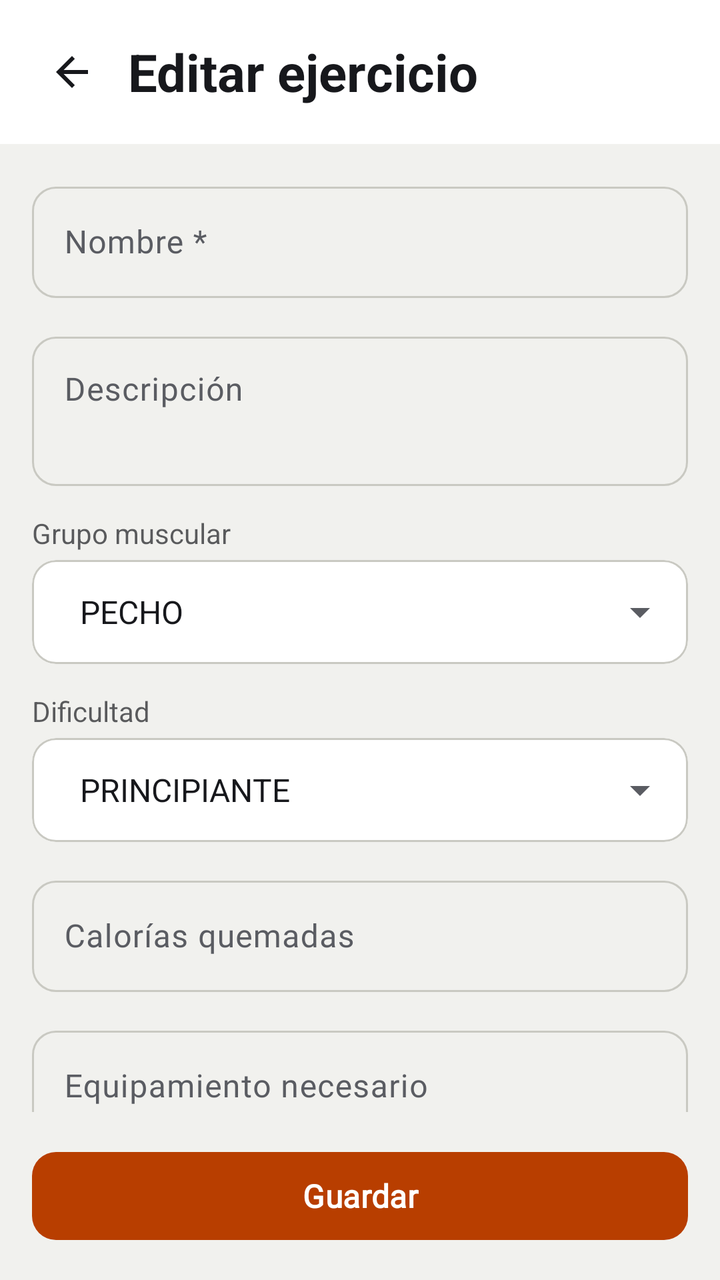
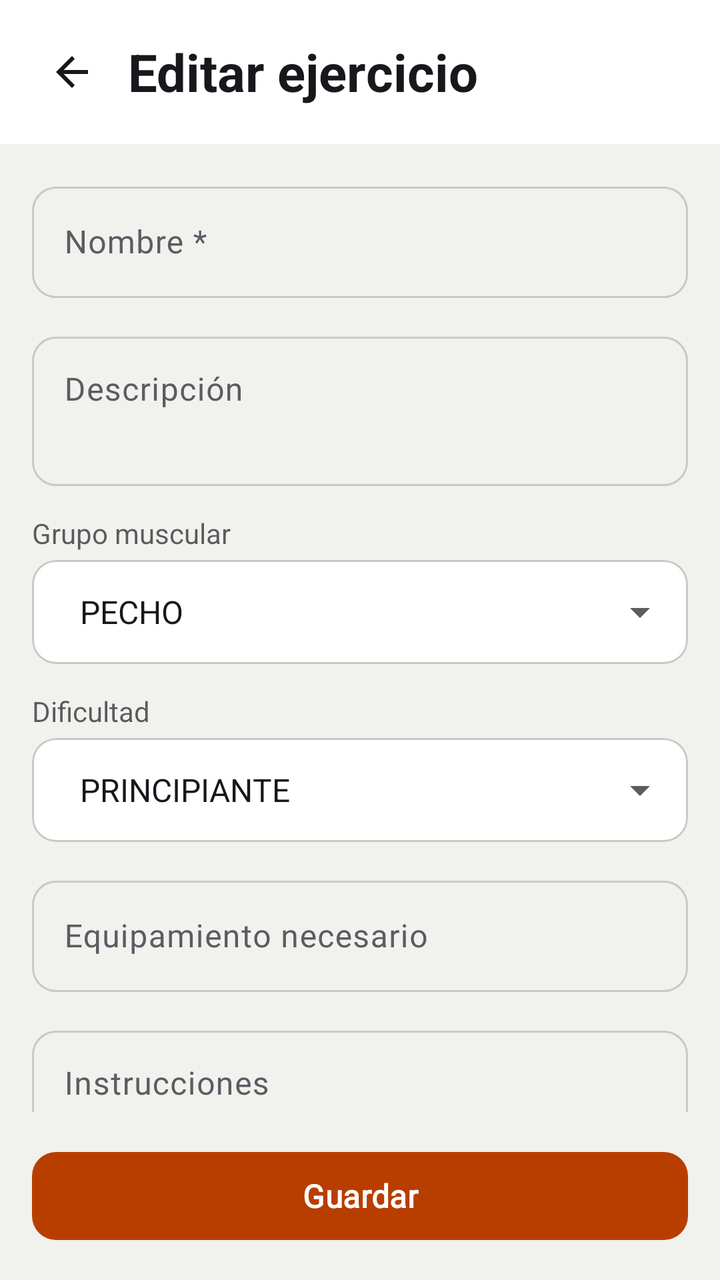

The first picture is an Android layout as it rendered before a commit; the second is the same layout after the commit. The layout source and the unified diff follow.
<!-- AndroidManifest.xml: application theme Theme.GymProFit -->
<!-- res/layout/activity_editar_ejercicio_admin.xml -->
<?xml version="1.0" encoding="utf-8"?>
<LinearLayout xmlns:android="http://schemas.android.com/apk/res/android"
    xmlns:app="http://schemas.android.com/apk/res-auto"
    android:layout_width="match_parent"
    android:layout_height="match_parent"
    android:orientation="vertical"
    android:background="?attr/android:colorBackground">

    
    <LinearLayout
        android:layout_width="match_parent"
        android:layout_height="wrap_content"
        android:orientation="horizontal"
        android:gravity="center_vertical"
        android:padding="16dp"
        android:paddingBottom="12dp"
        android:background="?attr/colorSurface">

        <ImageView
            android:id="@+id/btnBack"
            android:layout_width="40dp"
            android:layout_height="40dp"
            android:src="@drawable/ic_arrow_back"
            android:padding="8dp"
            android:background="?attr/selectableItemBackgroundBorderless"
            android:clickable="true"
            android:focusable="true"
            android:contentDescription="@null" />

        <TextView
            android:layout_width="0dp"
            android:layout_height="wrap_content"
            android:layout_weight="1"
            android:layout_marginStart="8dp"
            android:text="@string/admin_editar_ejercicio_titulo"
            android:textSize="@dimen/text_headline"
            android:textStyle="bold"
            android:textColor="?attr/colorOnSurface" />

    </LinearLayout>

    <androidx.core.widget.NestedScrollView
        android:layout_width="match_parent"
        android:layout_height="0dp"
        android:layout_weight="1">

        <LinearLayout
            android:layout_width="match_parent"
            android:layout_height="wrap_content"
            android:orientation="vertical"
            android:padding="16dp">

            
            <com.google.android.material.textfield.TextInputLayout
                android:layout_width="match_parent"
                android:layout_height="wrap_content"
                android:layout_marginBottom="14dp"
                android:hint="@string/admin_campo_nombre"
                style="@style/Widget.Material3.TextInputLayout.OutlinedBox"
                app:boxCornerRadiusTopStart="12dp"
                app:boxCornerRadiusTopEnd="12dp"
                app:boxCornerRadiusBottomStart="12dp"
                app:boxCornerRadiusBottomEnd="12dp">

                <com.google.android.material.textfield.TextInputEditText
                    android:id="@+id/etNombre"
                    android:layout_width="match_parent"
                    android:layout_height="wrap_content"
                    android:inputType="textCapSentences" />

            </com.google.android.material.textfield.TextInputLayout>

            
            <com.google.android.material.textfield.TextInputLayout
                android:layout_width="match_parent"
                android:layout_height="wrap_content"
                android:layout_marginBottom="14dp"
                android:hint="@string/admin_campo_descripcion"
                style="@style/Widget.Material3.TextInputLayout.OutlinedBox"
                app:boxCornerRadiusTopStart="12dp"
                app:boxCornerRadiusTopEnd="12dp"
                app:boxCornerRadiusBottomStart="12dp"
                app:boxCornerRadiusBottomEnd="12dp">

                <com.google.android.material.textfield.TextInputEditText
                    android:id="@+id/etDescripcion"
                    android:layout_width="match_parent"
                    android:layout_height="wrap_content"
                    android:inputType="textMultiLine|textCapSentences"
                    android:minLines="2"
                    android:gravity="top" />

            </com.google.android.material.textfield.TextInputLayout>

            
            <TextView
                android:layout_width="wrap_content"
                android:layout_height="wrap_content"
                android:text="@string/admin_campo_grupo"
                android:textSize="@dimen/text_label"
                android:textColor="?attr/colorOnSurface"
                android:alpha="0.7"
                android:layout_marginBottom="4dp" />

            <com.google.android.material.card.MaterialCardView
                android:layout_width="match_parent"
                android:layout_height="wrap_content"
                android:layout_marginBottom="14dp"
                app:cardCornerRadius="12dp"
                app:cardElevation="0dp"
                app:cardBackgroundColor="?attr/colorSurface"
                app:strokeWidth="1dp"
                app:strokeColor="?attr/colorOutlineVariant">

                <Spinner
                    android:id="@+id/spGrupoMuscular"
                    android:layout_width="match_parent"
                    android:layout_height="52dp"
                    android:paddingStart="16dp"
                    android:paddingEnd="16dp"
                    android:entries="@array/grupos_musculares" />

            </com.google.android.material.card.MaterialCardView>

            
            <TextView
                android:layout_width="wrap_content"
                android:layout_height="wrap_content"
                android:text="@string/admin_campo_dificultad"
                android:textSize="@dimen/text_label"
                android:textColor="?attr/colorOnSurface"
                android:alpha="0.7"
                android:layout_marginBottom="4dp" />

            <com.google.android.material.card.MaterialCardView
                android:layout_width="match_parent"
                android:layout_height="wrap_content"
                android:layout_marginBottom="14dp"
                app:cardCornerRadius="12dp"
                app:cardElevation="0dp"
                app:cardBackgroundColor="?attr/colorSurface"
                app:strokeWidth="1dp"
                app:strokeColor="?attr/colorOutlineVariant">

                <Spinner
                    android:id="@+id/spDificultad"
                    android:layout_width="match_parent"
                    android:layout_height="52dp"
                    android:paddingStart="16dp"
                    android:paddingEnd="16dp"
                    android:entries="@array/niveles" />

            </com.google.android.material.card.MaterialCardView>

            
            <com.google.android.material.textfield.TextInputLayout
                android:layout_width="match_parent"
                android:layout_height="wrap_content"
                android:layout_marginBottom="14dp"
                android:hint="@string/admin_campo_calorias_ejercicio"
                style="@style/Widget.Material3.TextInputLayout.OutlinedBox"
                app:boxCornerRadiusTopStart="12dp"
                app:boxCornerRadiusTopEnd="12dp"
                app:boxCornerRadiusBottomStart="12dp"
                app:boxCornerRadiusBottomEnd="12dp">

                <com.google.android.material.textfield.TextInputEditText
                    android:id="@+id/etCalorias"
                    android:layout_width="match_parent"
                    android:layout_height="wrap_content"
                    android:inputType="number" />

            </com.google.android.material.textfield.TextInputLayout>

            
            <com.google.android.material.textfield.TextInputLayout
                android:layout_width="match_parent"
                android:layout_height="wrap_content"
                android:layout_marginBottom="14dp"
                android:hint="@string/admin_campo_equipo"
                style="@style/Widget.Material3.TextInputLayout.OutlinedBox"
                app:boxCornerRadiusTopStart="12dp"
                app:boxCornerRadiusTopEnd="12dp"
                app:boxCornerRadiusBottomStart="12dp"
                app:boxCornerRadiusBottomEnd="12dp">

                <com.google.android.material.textfield.TextInputEditText
                    android:id="@+id/etEquipo"
                    android:layout_width="match_parent"
                    android:layout_height="wrap_content"
                    android:inputType="textCapSentences" />

            </com.google.android.material.textfield.TextInputLayout>

            
            <com.google.android.material.textfield.TextInputLayout
                android:layout_width="match_parent"
                android:layout_height="wrap_content"
                android:layout_marginBottom="24dp"
                android:hint="@string/admin_campo_instrucciones"
                style="@style/Widget.Material3.TextInputLayout.OutlinedBox"
                app:boxCornerRadiusTopStart="12dp"
                app:boxCornerRadiusTopEnd="12dp"
                app:boxCornerRadiusBottomStart="12dp"
                app:boxCornerRadiusBottomEnd="12dp">

                <com.google.android.material.textfield.TextInputEditText
                    android:id="@+id/etInstrucciones"
                    android:layout_width="match_parent"
                    android:layout_height="wrap_content"
                    android:inputType="textMultiLine|textCapSentences"
                    android:minLines="4"
                    android:gravity="top" />

            </com.google.android.material.textfield.TextInputLayout>

        </LinearLayout>

    </androidx.core.widget.NestedScrollView>

    
    <com.google.android.material.button.MaterialButton
        android:id="@+id/btnGuardar"
        android:layout_width="match_parent"
        android:layout_height="52dp"
        android:layout_margin="16dp"
        android:text="@string/admin_guardar"
        app:cornerRadius="12dp" />

</LinearLayout>
<!-- resources referenced by this layout -->
<resources>
  <string-array name="niveles">
          <item>PRINCIPIANTE</item>
          <item>INTERMEDIO</item>
          <item>AVANZADO</item>
      </string-array>
  <dimen name="text_headline">26sp</dimen>
  <dimen name="text_label">14sp</dimen>
  <string name="admin_campo_calorias_ejercicio">Calorías quemadas</string>
  <string name="admin_campo_descripcion">Descripción</string>
  <string name="admin_campo_dificultad">Dificultad</string>
  <string name="admin_campo_equipo">Equipamiento necesario</string>
  <string name="admin_campo_grupo">Grupo muscular</string>
  <string name="admin_campo_instrucciones">Instrucciones</string>
  <string name="admin_campo_nombre">Nombre *</string>
  <string name="admin_editar_ejercicio_titulo">Editar ejercicio</string>
  <string name="admin_guardar">Guardar</string>
  <color name="gp_primary">#B83E00</color>
  <color name="gp_on_primary">#FFFFFF</color>
  <color name="gp_primary_container">#FFE0CC</color>
  <color name="gp_on_primary_container">#5C1E00</color>
  <color name="gp_gold">#B58A2A</color>
  <color name="gp_surface">#FFFFFF</color>
  <color name="gp_on_surface">#17181C</color>
  <color name="gp_surface_2">#E8E8E3</color>
  <color name="gp_text_secondary">#5A5C62</color>
  <color name="gp_stroke">#C9C9C2</color>
  <color name="gp_error">#C62828</color>
  <color name="gp_background">#F1F1EE</color>
  <style name="Widget.GymProFit.Fab" parent="Widget.Material3.FloatingActionButton.Primary">
          <item name="backgroundTint">?attr/colorPrimary</item>
          <item name="tint">?attr/colorOnPrimary</item>
      </style>
  <style name="ThemeOverlay.GymProFit.Dialog" parent="ThemeOverlay.Material3.MaterialAlertDialog">
          <item name="colorSurface">@color/gp_surface</item>
          <item name="dialogCornerRadius">22dp</item>
      </style>
  <style name="Widget.GymProFit.Snackbar" parent="Widget.Material3.Snackbar">
          <item name="backgroundTint">@color/gp_surface_2</item>
      </style>
  <style name="Font.GymProFit.TitleLarge" parent="TextAppearance.Material3.TitleLarge">
          <item name="fontFamily">@font/barlow_condensed</item>
          <item name="android:fontFamily">@font/barlow_condensed</item>
      </style>
  <style name="Font.GymProFit.TitleSmall" parent="TextAppearance.Material3.TitleSmall">
          <item name="fontFamily">@font/barlow_condensed</item>
          <item name="android:fontFamily">@font/barlow_condensed</item>
      </style>
  <style name="Font.GymProFit.BodyLarge" parent="TextAppearance.Material3.BodyLarge">
          <item name="fontFamily">@font/barlow_condensed</item>
          <item name="android:fontFamily">@font/barlow_condensed</item>
      </style>
  <style name="Font.GymProFit.BodyMedium" parent="TextAppearance.Material3.BodyMedium">
          <item name="fontFamily">@font/barlow_condensed</item>
          <item name="android:fontFamily">@font/barlow_condensed</item>
      </style>
  <style name="Font.GymProFit.BodySmall" parent="TextAppearance.Material3.BodySmall">
          <item name="fontFamily">@font/barlow_condensed</item>
          <item name="android:fontFamily">@font/barlow_condensed</item>
      </style>
  <style name="Font.GymProFit.LabelLarge" parent="TextAppearance.Material3.LabelLarge">
          <item name="fontFamily">@font/barlow_condensed</item>
          <item name="android:fontFamily">@font/barlow_condensed</item>
      </style>
  <style name="Font.GymProFit.LabelSmall" parent="TextAppearance.Material3.LabelSmall">
          <item name="fontFamily">@font/barlow_condensed</item>
          <item name="android:fontFamily">@font/barlow_condensed</item>
      </style>
  <style name="Widget.GymProFit.BottomNav.Indicator" parent="Widget.Material3.BottomNavigationView.ActiveIndicator">
          <item name="android:color">@color/gp_primary_container</item>
      </style>
  <!-- unchanged entries left out for length: 18 -->
</resources>

<!-- the commit's change to res/layout/activity_editar_ejercicio_admin.xml (unified diff, before → after) -->
@@ -153,24 +153,6 @@
             </com.google.android.material.card.MaterialCardView>
 
             
-            <com.google.android.material.textfield.TextInputLayout
-                android:layout_width="match_parent"
-                android:layout_height="wrap_content"
-                android:layout_marginBottom="14dp"
-                android:hint="@string/admin_campo_calorias_ejercicio"
-                style="@style/Widget.Material3.TextInputLayout.OutlinedBox"
-                app:boxCornerRadiusTopStart="12dp"
-                app:boxCornerRadiusTopEnd="12dp"
-                app:boxCornerRadiusBottomStart="12dp"
-                app:boxCornerRadiusBottomEnd="12dp">
-
-                <com.google.android.material.textfield.TextInputEditText
-                    android:id="@+id/etCalorias"
-                    android:layout_width="match_parent"
-                    android:layout_height="wrap_content"
-                    android:inputType="number" />
-
-            </com.google.android.material.textfield.TextInputLayout>
 
             
             <com.google.android.material.textfield.TextInputLayout
<!-- resource entries referenced after the edit -->
@@ -7,7 +7,6 @@
       </string-array>
   <dimen name="text_headline">26sp</dimen>
   <dimen name="text_label">14sp</dimen>
-  <string name="admin_campo_calorias_ejercicio">Calorías quemadas</string>
   <string name="admin_campo_descripcion">Descripción</string>
   <string name="admin_campo_dificultad">Dificultad</string>
   <string name="admin_campo_equipo">Equipamiento necesario</string>
